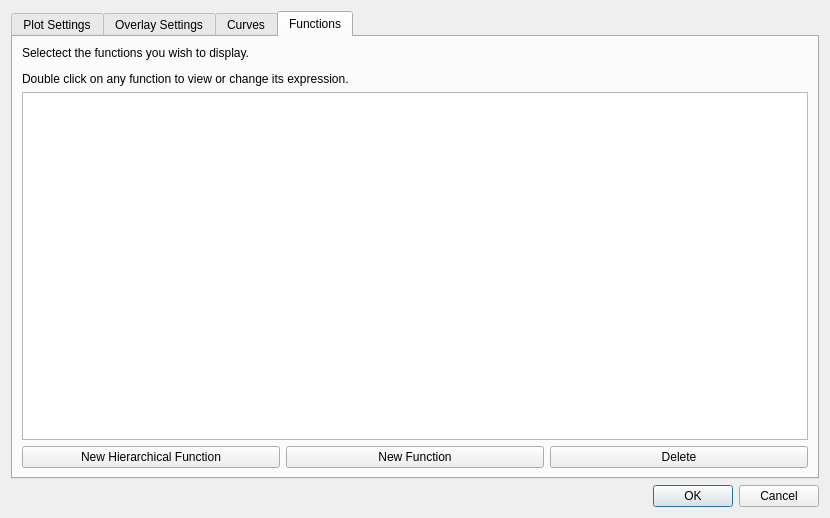
Qt form plotcontroldialog.ui (arntanguy/STS-simulator) before a commit.
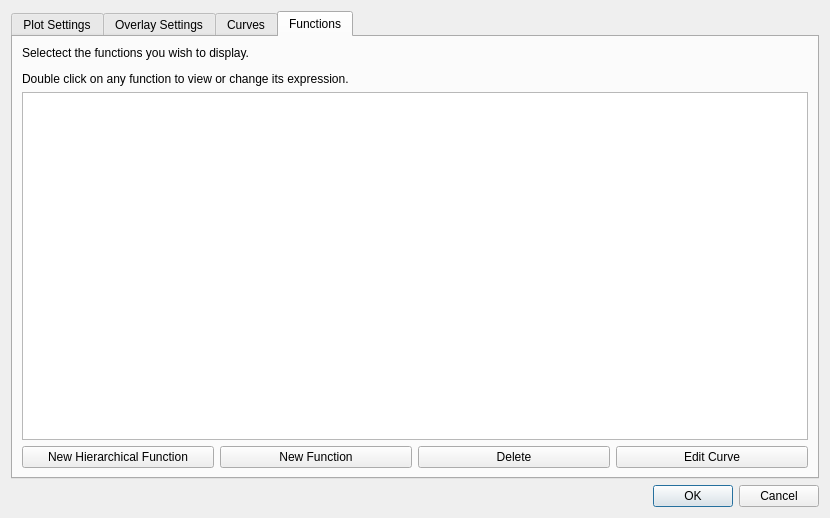
The same form after that commit. Custom widgets are drawn as their Qt base class.

Commit message: Edit function curve

```diff
--- a/plotcontroldialog.ui
+++ b/plotcontroldialog.ui
@@ -487,13 +487,6 @@
          </property>
         </widget>
        </item>
-       <item row="0" column="0" colspan="2">
-        <widget class="QLabel" name="label_14">
-         <property name="text">
-          <string>&lt;html&gt;&lt;head/&gt;&lt;body&gt;&lt;p&gt;Selectect the functions you wish to display.&lt;/p&gt;&lt;p&gt;Double click on any function to view or change its expression.&lt;/p&gt;&lt;/body&gt;&lt;/html&gt;</string>
-         </property>
-        </widget>
-       </item>
        <item row="2" column="2">
         <widget class="QPushButton" name="functionDelete">
          <property name="text">
@@ -501,9 +494,23 @@
          </property>
         </widget>
        </item>
-       <item row="1" column="0" colspan="3">
+       <item row="2" column="3">
+        <widget class="QPushButton" name="functionEditCurve">
+         <property name="text">
+          <string>Edit Curve</string>
+         </property>
+        </widget>
+       </item>
+       <item row="1" column="0" colspan="4">
         <widget class="QTreeView" name="functionView"/>
        </item>
+       <item row="0" column="0" colspan="4">
+        <widget class="QLabel" name="label_14">
+         <property name="text">
+          <string>&lt;html&gt;&lt;head/&gt;&lt;body&gt;&lt;p&gt;Selectect the functions you wish to display.&lt;/p&gt;&lt;p&gt;Double click on any function to view or change its expression.&lt;/p&gt;&lt;/body&gt;&lt;/html&gt;</string>
+         </property>
+        </widget>
+       </item>
       </layout>
      </widget>
     </widget>
```
The commit also changes 8 other files.
